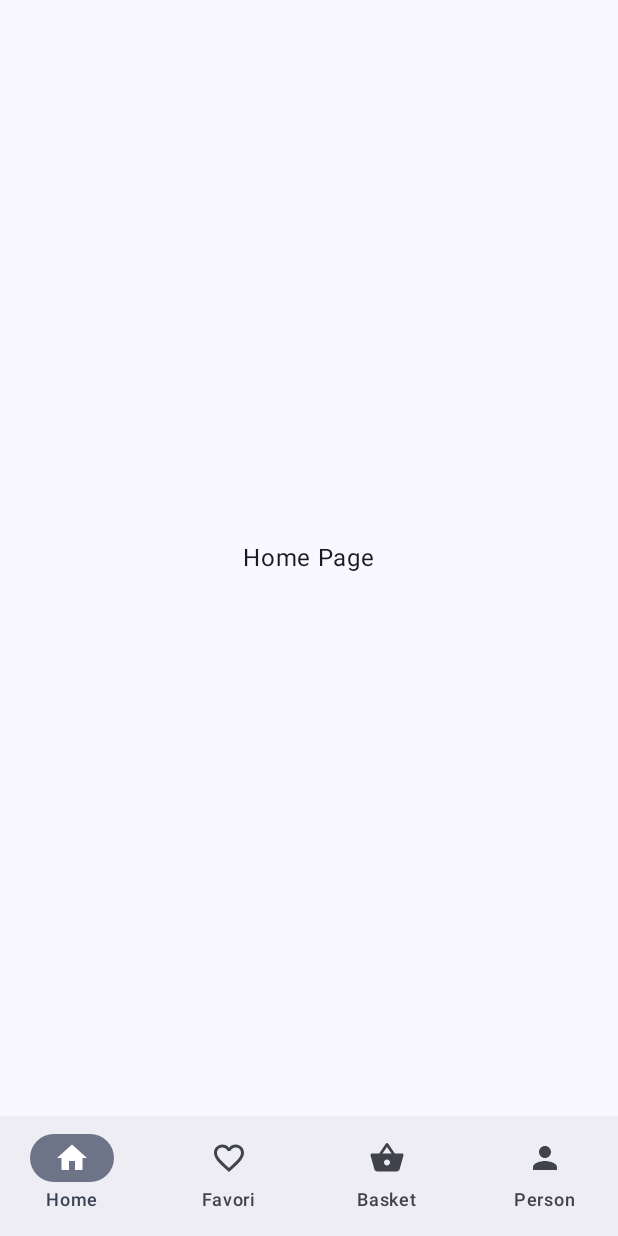
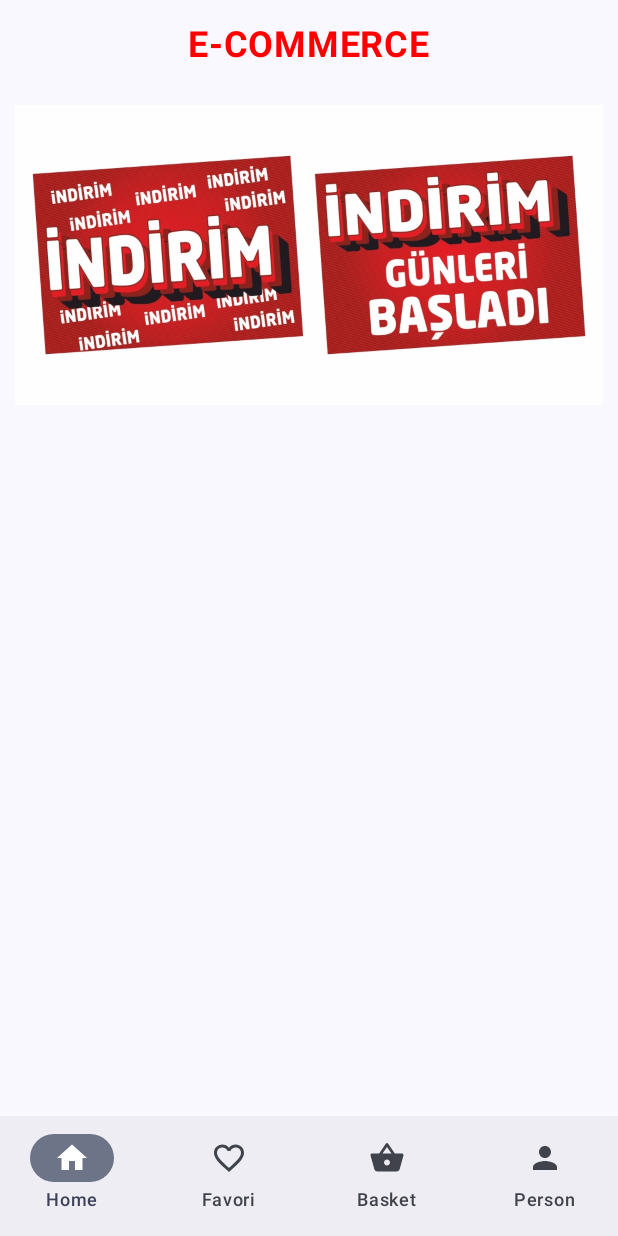
Before and after one commit to dumanYusuf/FirestoreShopping, an Android app built with Jetpack Compose: the HomePage screen opened through its navigation route, on a phone screen of 412 x 824 dp. Run offline under Robolectric (Android 15) with nearby library versions, the phone set to English and light mode, and no system bars; our stand-ins replace Dagger/Hilt's generated code, Firebase (no records; nobody signed in at launch, a user with empty details on screens opened directly); pictures from the network do not load.

Commit message:
getCategoryFirestore

```diff
--- /dev/null
+++ b/app/src/main/java/com/example/firestoreshopping/data/repo/FirestoreRepoImpl.kt
@@ -0,0 +1,31 @@
+package com.example.firestoreshopping.data.repo
+
+import android.util.Log
+import com.example.firestoreshopping.domain.model.Category
+import com.example.firestoreshopping.domain.repo.FirestoreRepo
+import com.example.firestoreshopping.util.Resource
+import com.google.firebase.firestore.FirebaseFirestore
+import kotlinx.coroutines.flow.Flow
+import kotlinx.coroutines.flow.flow
+import kotlinx.coroutines.tasks.await
+import java.util.Locale
+import javax.inject.Inject
+
+class FirestoreRepoImpl @Inject constructor(
+    private val firestore:FirebaseFirestore
+):FirestoreRepo {
+
+    override suspend fun getCategory(): Flow<Resource<List<Category>>> = flow{
+        try {
+           val result=firestore.collection("Category").get().await()
+            val category=result.documents.map {
+                it.toObject(Category::class.java)!!.copy(categoryId = it.id)
+            }
+            emit(Resource.Success(category))
+        }
+        catch (e:Exception){
+            emit(Resource.Error("Error"))
+            Log.e("error","erroro:${e.localizedMessage}")
+        }
+    }
+}
--- /dev/null
+++ b/app/src/main/java/com/example/firestoreshopping/domain/repo/FirestoreRepo.kt
@@ -0,0 +1,14 @@
+package com.example.firestoreshopping.domain.repo
+
+import com.example.firestoreshopping.domain.model.Category
+import com.example.firestoreshopping.util.Resource
+import kotlinx.coroutines.flow.Flow
+
+
+
+interface FirestoreRepo {
+
+
+    suspend fun getCategory():Flow<Resource<List<Category>>>
+
+}
--- /dev/null
+++ b/app/src/main/java/com/example/firestoreshopping/domain/use_case/get_category_firestore_use_case/GetCategoryFirestoreUseCase.kt
@@ -0,0 +1,16 @@
+package com.example.firestoreshopping.domain.use_case.get_category_firestore_use_case
+
+import com.example.firestoreshopping.domain.model.Category
+import com.example.firestoreshopping.domain.repo.FirestoreRepo
+import com.example.firestoreshopping.util.Resource
+import kotlinx.coroutines.flow.Flow
+import javax.inject.Inject
+
+class GetCategoryFirestoreUseCase @Inject constructor(private val repo: FirestoreRepo) {
+
+
+    suspend fun getCategory():Flow<Resource<List<Category>>>{
+        return repo.getCategory()
+    }
+
+}
--- a/app/src/main/java/com/example/firestoreshopping/presentation/home_page_view/HomePageState.kt
+++ b/app/src/main/java/com/example/firestoreshopping/presentation/home_page_view/HomePageState.kt
@@ -1,7 +1,9 @@
 package com.example.firestoreshopping.presentation.home_page_view
 
+import com.example.firestoreshopping.domain.model.Category
+
 data class HomePageState(
-    //val isSuccess:List<Category> = emptyList()
+    val categoryList:List<Category> = emptyList(),
     val isErorr:String="",
     val isLoading:Boolean=false
 )
--- a/app/src/main/java/com/example/firestoreshopping/presentation/home_page_view/HomePageViewModel.kt
+++ b/app/src/main/java/com/example/firestoreshopping/presentation/home_page_view/HomePageViewModel.kt
@@ -1,4 +1,45 @@
 package com.example.firestoreshopping.presentation.home_page_view
 
-class HomePageViewModel {
+import android.util.Log
+import androidx.lifecycle.ViewModel
+import androidx.lifecycle.viewModelScope
+import com.example.firestoreshopping.domain.use_case.get_category_firestore_use_case.GetCategoryFirestoreUseCase
+import com.example.firestoreshopping.util.Resource
+import dagger.hilt.android.lifecycle.HiltViewModel
+import kotlinx.coroutines.flow.MutableStateFlow
+import kotlinx.coroutines.flow.StateFlow
+import kotlinx.coroutines.launch
+import javax.inject.Inject
+
+
+@HiltViewModel
+class HomePageViewModel @Inject constructor(private val getCategoryFirestoreUseCase: GetCategoryFirestoreUseCase):
+    ViewModel() {
+
+        private val _state= MutableStateFlow<HomePageState>(HomePageState())
+        val state:StateFlow<HomePageState> = _state
+
+
+    fun loadCategory(){
+        viewModelScope.launch {
+        getCategoryFirestoreUseCase.getCategory().collect{result->
+            when(result){
+                is Resource.Success->{
+                    _state.value=HomePageState(categoryList = result.data?: emptyList())
+                    Log.e("success","category loadd success")
+                }
+                is Resource.Error -> {
+                    _state.value = HomePageState(isErorr = result.message ?: "An unknown error occurred")
+                    Log.e("unsuccess", "category not load: ${result.message}")
+                }
+
+                is Resource.Loading->{
+                    _state.value=HomePageState(isLoading = true)
+                    Log.e("loading","category loadding")
+                }
+            }
+        }
+        }
+    }
+
 }
--- a/app/src/main/java/com/example/firestoreshopping/presentation/home_page_view/view/HomePage.kt
+++ b/app/src/main/java/com/example/firestoreshopping/presentation/home_page_view/view/HomePage.kt
@@ -1,18 +1,102 @@
 package com.example.firestoreshopping.presentation.home_page_view.view
 
-import androidx.compose.foundation.layout.Arrangement
+
+import androidx.compose.foundation.Image
 import androidx.compose.foundation.layout.Column
+import androidx.compose.foundation.layout.Spacer
 import androidx.compose.foundation.layout.fillMaxSize
+import androidx.compose.foundation.layout.fillMaxWidth
+import androidx.compose.foundation.layout.height
+import androidx.compose.foundation.layout.padding
+import androidx.compose.foundation.lazy.grid.GridCells
+import androidx.compose.foundation.lazy.grid.LazyVerticalGrid
+import androidx.compose.foundation.lazy.grid.items
+import androidx.compose.material3.Card
 import androidx.compose.material3.Text
 import androidx.compose.runtime.Composable
+import androidx.compose.runtime.LaunchedEffect
+import androidx.compose.runtime.collectAsState
 import androidx.compose.ui.Alignment
 import androidx.compose.ui.Modifier
+import androidx.compose.ui.graphics.Color
+import androidx.compose.ui.layout.ContentScale
+import androidx.compose.ui.platform.LocalContext
+import androidx.compose.ui.res.painterResource
+import androidx.compose.ui.text.font.FontWeight
+import androidx.compose.ui.unit.dp
+import androidx.compose.ui.unit.sp
+import androidx.hilt.navigation.compose.hiltViewModel
+import coil.ImageLoader
+import coil.compose.rememberAsyncImagePainter
+import com.example.firestoreshopping.R
+import com.example.firestoreshopping.presentation.home_page_view.HomePageViewModel
+
 
 @Composable
-fun HomePage(modifier: Modifier = Modifier) {
+fun HomePage(
+    viewModel: HomePageViewModel = hiltViewModel()
+) {
+    val context = LocalContext.current
+    val stateHome = viewModel.state.collectAsState()
 
-    Column(modifier = Modifier.fillMaxSize(), verticalArrangement = Arrangement.Center, horizontalAlignment = Alignment.CenterHorizontally) {
-        Text(text = "Home Page")
+    LaunchedEffect(true) {
+        viewModel.loadCategory()
     }
 
+    Column(modifier = Modifier.fillMaxSize()) {
+        Column(modifier = Modifier.fillMaxWidth()) {
+            Text(
+                color = Color.Red,
+                fontWeight = FontWeight.Bold,
+                fontSize = 24.sp,
+                modifier = Modifier
+                    .align(alignment = Alignment.CenterHorizontally)
+                    .padding(16.dp),
+                text = "E-COMMERCE"
+            )
+
+            Image(
+                modifier = Modifier
+                    .fillMaxWidth()
+                    .padding(10.dp)
+                    .height(200.dp),
+                contentScale = ContentScale.Crop,
+                painter = painterResource(id = R.drawable.indirim2),
+                contentDescription = ""
+            )
+        }
+
+        LazyVerticalGrid(columns = GridCells.Fixed(2), modifier = Modifier.padding(10.dp)) {
+            items(stateHome.value.categoryList) { category ->
+                Card(
+                    modifier = Modifier
+                        .fillMaxWidth()
+                        .padding(10.dp)
+                        .height(230.dp),
+                    shape = androidx.compose.material3.MaterialTheme.shapes.medium,
+
+                ) {
+                    Column(horizontalAlignment = Alignment.CenterHorizontally) {
+                        Image(
+                            modifier = Modifier
+                                .height(150.dp)
+                                .fillMaxWidth(),
+                            contentScale = ContentScale.Crop,
+                            painter = rememberAsyncImagePainter(
+                                model = category.categoryImage, imageLoader = ImageLoader(context)
+                            ),
+                            contentDescription = ""
+                        )
+                        Spacer(modifier = Modifier.height(8.dp))
+                        Text(
+                            fontWeight = FontWeight.Bold,
+                            fontSize = 20.sp,
+                            modifier = Modifier.padding(8.dp),
+                            text = category.categoryName
+                        )
+                    }
+                }
+            }
+        }
+    }
 }
```
Also changed, not shown: app/src/main/java/com/example/firestoreshopping/data/di/AppModule.kt (+8 -0 lines), app/src/main/java/com/example/firestoreshopping/domain/model/Category.kt (added, +7 -0 lines), app/src/main/res/drawable/indirim1.webp (added), app/src/main/res/drawable/indirim2.webp (added).
